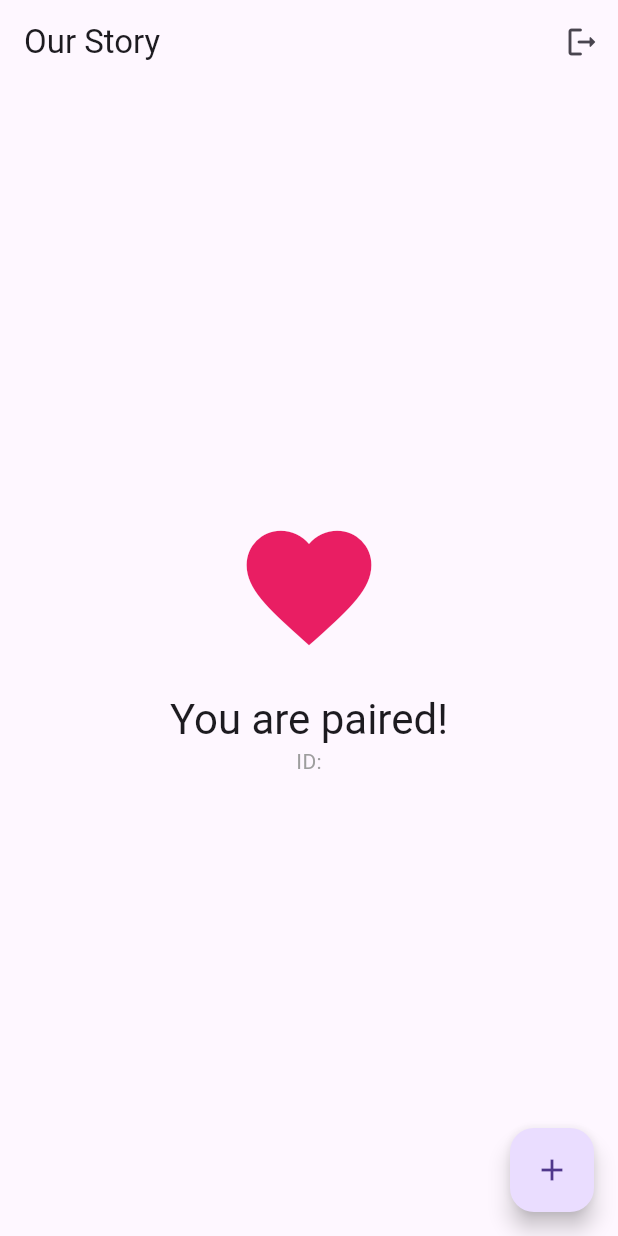
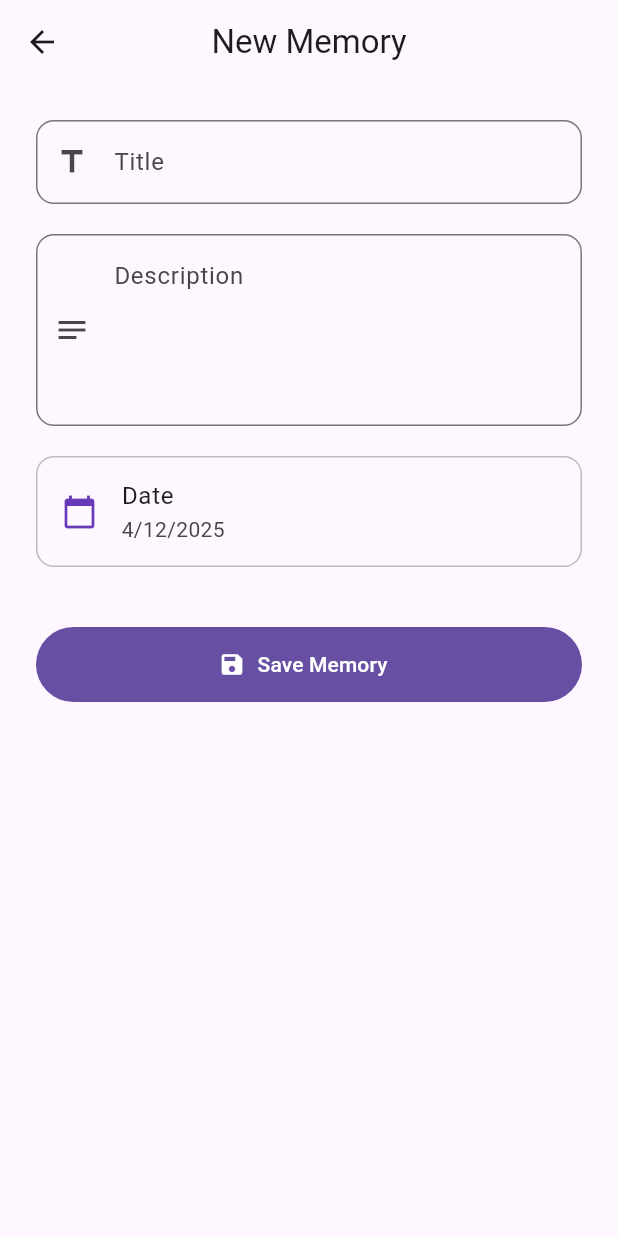
Before and after one commit to GonzhaI/couple-timeline-app, a Flutter app: the screen it shows once a user with an empty profile is signed in, after a tap on the "add" icon, on a phone screen of 412 x 824 dp. Run offline on Flutter 3.47's test engine with Material 3 defaults, Android fonts, the light colour scheme and no system bars; our stand-ins replace cloud_firestore, firebase_auth, firebase_core; accounts and stored records are empty.

Commit message:
Feat: UI para agregar recuerdos

```diff
--- /dev/null
+++ b/lib/screens/add_memory_screen.dart
@@ -0,0 +1,76 @@
+import 'package:flutter/material.dart';
+
+class AddMemoryScreen extends StatefulWidget {
+  const AddMemoryScreen({super.key});
+
+  @override
+  State<AddMemoryScreen> createState() => _AddMemoryScreenState();
+}
+
+class _AddMemoryScreenState extends State<AddMemoryScreen> {
+  final _titleController = TextEditingController();
+  final _descController = TextEditingController();
+
+  @override
+  Widget build(BuildContext context) {
+    return Scaffold(
+      appBar: AppBar(title: const Text("New Memory"), centerTitle: true),
+      body: SingleChildScrollView(
+        padding: const EdgeInsets.all(24.0),
+        child: Column(
+          children: [
+            // Title TextField
+            TextField(
+              controller: _titleController,
+              decoration: InputDecoration(
+                labelText: 'Title',
+                border: OutlineInputBorder(borderRadius: BorderRadius.circular(12.0)),
+                prefixIcon: const Icon(Icons.title),
+              ),
+            ),
+            const SizedBox(height: 20),
+
+            // Description TextField
+            TextField(
+              controller: _descController,
+              maxLines: 4,
+              decoration: InputDecoration(
+                labelText: 'Description',
+                alignLabelWithHint: true,
+                border: OutlineInputBorder(borderRadius: BorderRadius.circular(12.0)),
+                prefixIcon: const Icon(Icons.notes),
+              ),
+            ),
+            const SizedBox(height: 20),
+
+            // Date Picker
+            ListTile(
+              shape: RoundedRectangleBorder(
+                borderRadius: BorderRadius.circular(12.0),
+                side: BorderSide(color: Colors.grey.shade400),
+              ),
+              leading: const Icon(Icons.calendar_today, color: Colors.deepPurple),
+              title: const Text('Date'),
+              subtitle: Text('${DateTime.now().day}/${DateTime.now().month}/${DateTime.now().year}'),
+              onTap: () {
+                // Date picker logic here
+              },
+            ),
+            const SizedBox(height: 40),
+
+            // Save Button
+            FilledButton.icon(
+              onPressed: () {
+                // Pendient Logic
+                Navigator.pop(context);
+              },
+              icon: const Icon(Icons.save),
+              label: const Text('Save Memory'),
+              style: FilledButton.styleFrom(minimumSize: const Size(double.infinity, 50)),
+            ),
+          ],
+        ),
+      ),
+    );
+  }
+}
--- a/lib/screens/home_screen.dart
+++ b/lib/screens/home_screen.dart
@@ -4,6 +4,7 @@ import 'package:flutter/material.dart';
 import 'package:couple_timeline/l10n/app_localizations.dart';
 import 'package:cloud_firestore/cloud_firestore.dart';
 import 'package:couple_timeline/screens/pairing_screen.dart';
+import 'package:couple_timeline/screens/add_memory_screen.dart';
 
 class HomeScreen extends StatelessWidget {
   const HomeScreen({super.key});
@@ -63,9 +64,10 @@ class HomeScreen extends StatelessWidget {
       // Floating action button to add new timeline events (to be implemented)
       floatingActionButton: FloatingActionButton(
         onPressed: () {
-          // TODO: Implement adding new timeline event
+          Navigator.push(context, MaterialPageRoute(builder: (context) => const AddMemoryScreen()));
         },
-        child: const Icon(Icons.add),
+        backgroundColor: Colors.deepPurple,
+        child: const Icon(Icons.add, color: Colors.white),
       ),
     );
   }
```
